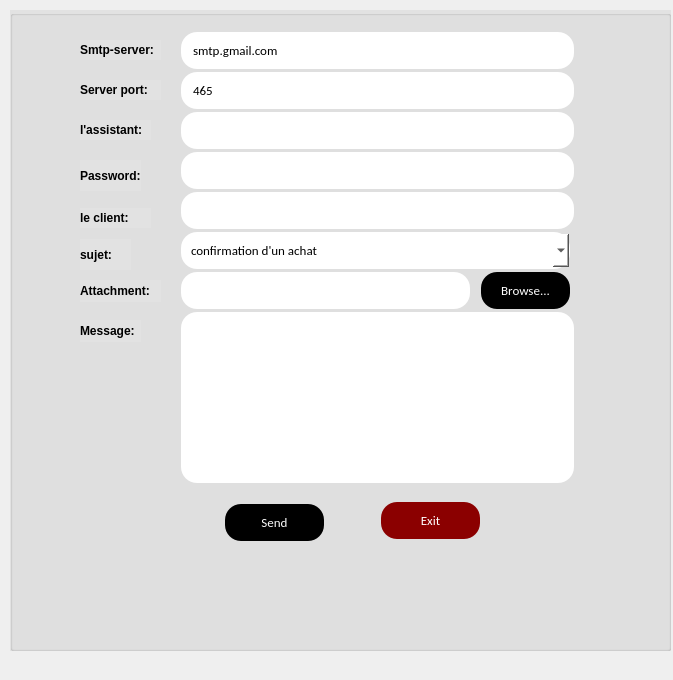
First picture: the form in code intégration/envoyermail.ui, repository AymenMzoughi/SmartHomeDeliveryCompany, before the edit.
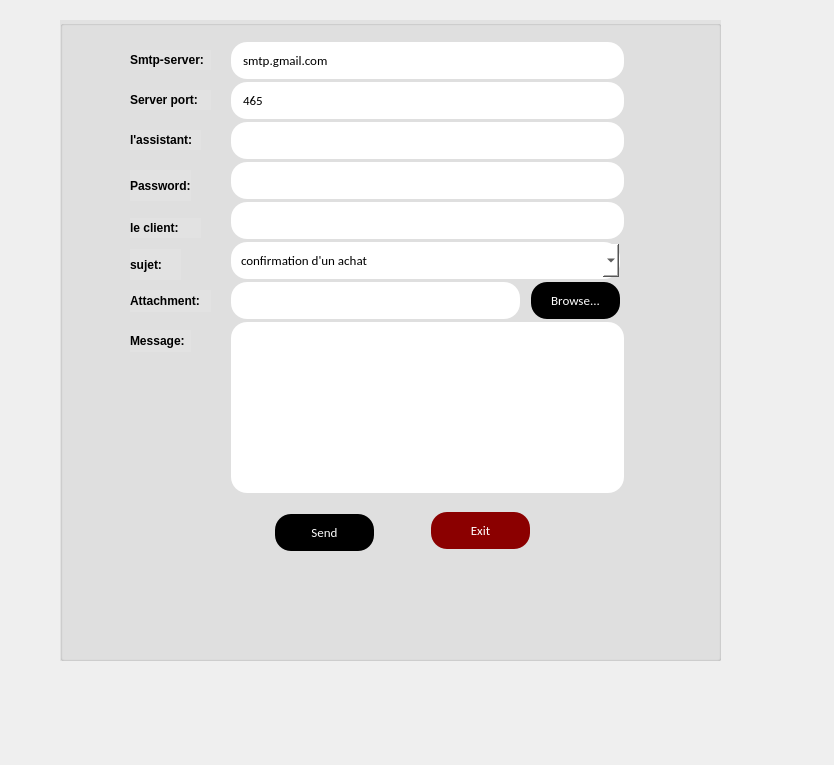
Second picture: the form after the edit.

The edit to the form file:
```diff
--- a/code intégration/envoyermail.ui
+++ b/code intégration/envoyermail.ui
@@ -1,13 +1,13 @@
 <?xml version="1.0" encoding="UTF-8"?>
 <ui version="4.0">
  <class>EnvoyerMail</class>
- <widget class="QDialog" name="EnvoyerMail">
+ <widget class="QWidget" name="EnvoyerMail">
   <property name="geometry">
    <rect>
     <x>0</x>
     <y>0</y>
-    <width>673</width>
-    <height>680</height>
+    <width>834</width>
+    <height>765</height>
    </rect>
   </property>
   <property name="windowTitle">
@@ -16,8 +16,8 @@
   <widget class="QGroupBox" name="groupBox">
    <property name="geometry">
     <rect>
-     <x>10</x>
-     <y>10</y>
+     <x>60</x>
+     <y>20</y>
      <width>661</width>
      <height>641</height>
     </rect>
```
Left out of the diff: 2 changed lines with no effect on the pictures.
